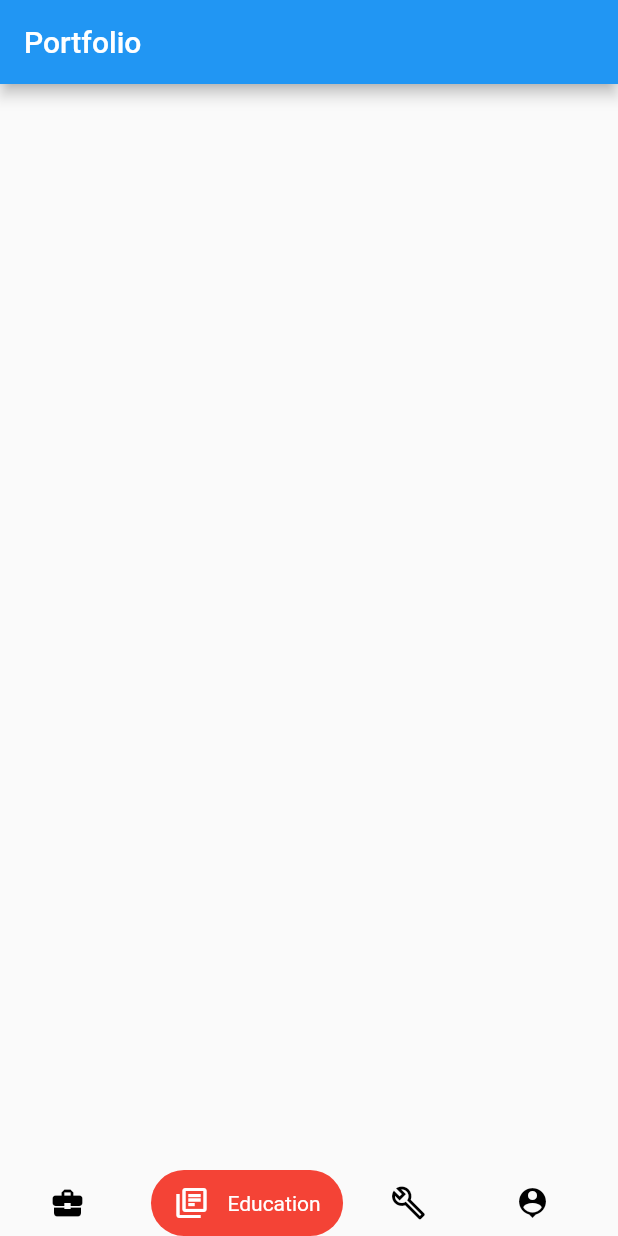
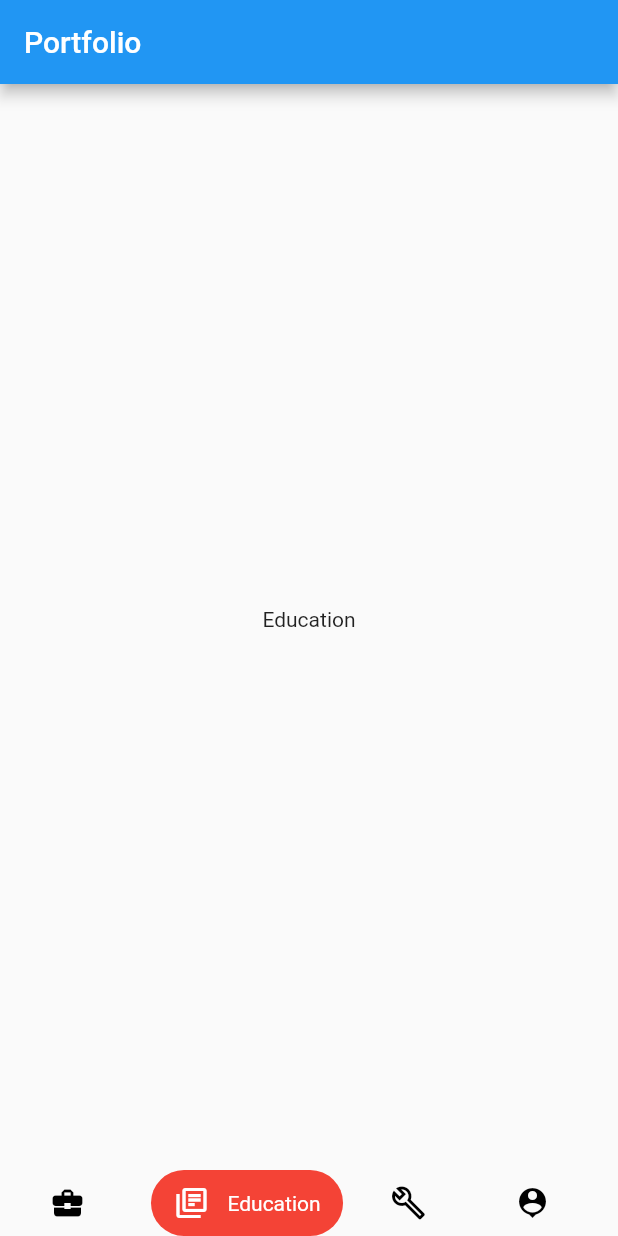
Before and after one commit to ithemecambo/portfolio-app, a Flutter app: the screen it shows after launch, after a tap on the "library books" icon, on a phone screen of 412 x 824 dp. Run offline on Flutter 3.47's test engine with Material 2 defaults, Android fonts, the phone set to English and light mode, and no system bars.

Commit message:
Update tab bar.

```diff
--- a/lib/main.dart
+++ b/lib/main.dart
@@ -1,4 +1,8 @@
 import 'package:flutter/material.dart';
+import 'package:portfolio_app/src/controllers/education/education_page.dart';
+import 'package:portfolio_app/src/controllers/profile/profile_page.dart';
+import 'package:portfolio_app/src/controllers/skill/skill_page.dart';
+import 'package:portfolio_app/src/controllers/work/work_experience_page.dart';
 
 void main() {
   runApp(MyApp());
@@ -37,7 +41,8 @@ class _HomePageState extends State<HomePage> {
     return Scaffold(
       appBar: AppBar(title: Text("Portfolio"),),
       body: Column(children: [
-        Spacer(),
+        //Spacer(),
+        _index == 0 ? WorkExperiencePage() : (_index == 1 ? EducationPage() : _index == 2 ? SkillPage() : ProfilePage()),
 
         Padding(
           padding: EdgeInsets.only(top: 10.0, left: 18.0, right: 18.0, bottom: MediaQuery.of(context).padding.bottom),
--- a/lib/src/controllers/education/education_page.dart
+++ b/lib/src/controllers/education/education_page.dart
@@ -0,0 +1,16 @@
+import 'package:flutter/cupertino.dart';
+
+class EducationPage extends StatelessWidget {
+  const EducationPage({Key key}) : super(key: key);
+
+  @override
+  Widget build(BuildContext context) {
+    return Container(
+      child: Expanded(
+        child: Center(
+          child: Text("Education"),
+        ),
+      ),
+    );
+  }
+}
--- a/lib/src/controllers/work/work_experience_page.dart
+++ b/lib/src/controllers/work/work_experience_page.dart
@@ -0,0 +1,20 @@
+import 'package:flutter/cupertino.dart';
+import 'package:flutter/material.dart';
+
+class WorkExperiencePage extends StatelessWidget {
+  const WorkExperiencePage({Key key}) : super(key: key);
+
+  @override
+  Widget build(BuildContext context) {
+    return Container(
+      child: Expanded(
+        child: Center(
+          child: Text(
+            "Work Experience",
+            style: TextStyle(color: Colors.red, fontSize: 40),
+          ),
+        ),
+      ),
+    );
+  }
+}
```
Also changed, not shown: lib/src/controllers/profile/profile_page.dart (+16 -0 lines), lib/src/controllers/skill/skill_page.dart (+16 -0 lines).
